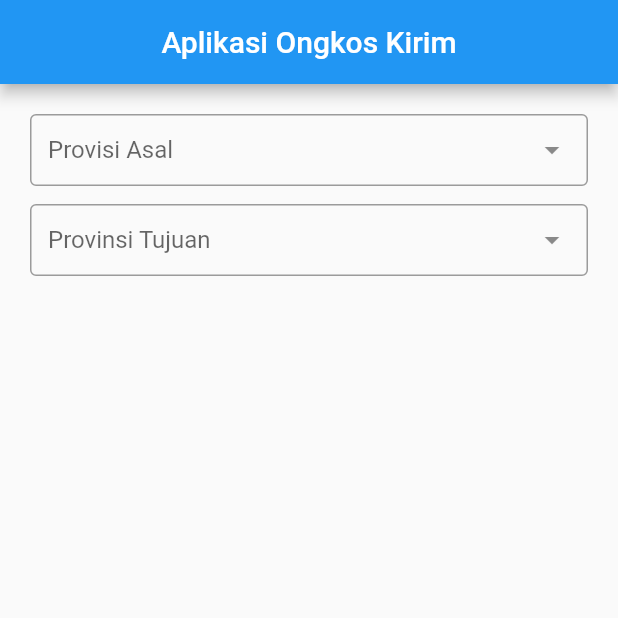
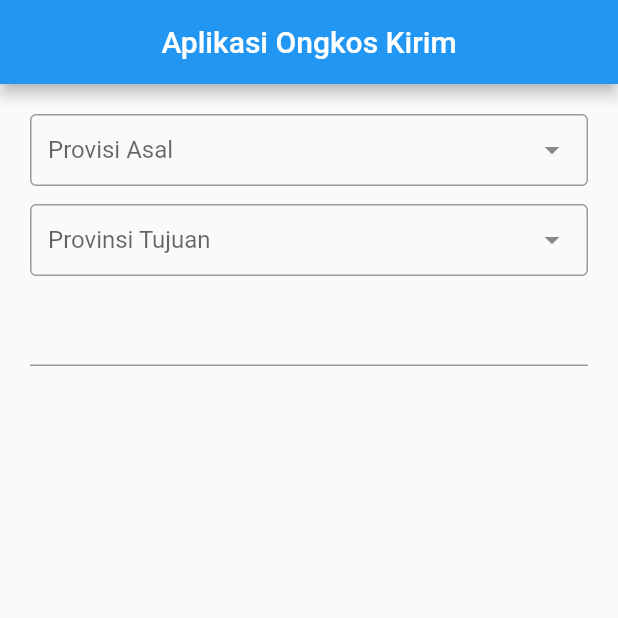
Before and after one commit to aprxty3/ongkir_apps, a Flutter app: the screen it shows after launch, on a phone screen of 412 x 824 dp, the top half of it. Run offline on Flutter 3.47's test engine with Material 2 defaults, Android fonts, the phone set to English and light mode, and no system bars; drawn by our look-alikes of dropdown_search; our stand-ins replace get.

Commit message:
add weight widget

```diff
--- a/lib/app/modules/home/views/home_view.dart
+++ b/lib/app/modules/home/views/home_view.dart
@@ -1,21 +1,15 @@
-import 'dart:convert';
-
-import 'package:dropdown_search/dropdown_search.dart';
 import 'package:flutter/material.dart';
 
 import 'package:get/get.dart';
-import 'package:ongkir_apps/app/modules/home/province_model.dart';
-import 'package:http/http.dart' as http;
 import 'package:ongkir_apps/app/modules/home/views/widget/kota_widget.dart';
 import 'package:ongkir_apps/app/modules/home/views/widget/province_widget.dart';
+import 'package:ongkir_apps/app/modules/home/views/widget/weight_widget.dart';
 
-import '../city_model.dart';
 import '../controllers/home_controller.dart';
 
 class HomeView extends GetView<HomeController> {
   @override
   Widget build(BuildContext context) {
-    final int proveId;
     return Scaffold(
       appBar: AppBar(
         title: Text('Aplikasi Ongkos Kirim'),
@@ -46,6 +40,7 @@ class HomeView extends GetView<HomeController> {
                     type: 'tujuan',
                   );
           }),
+          BeratWidget(),
         ],
       ),
     );
--- /dev/null
+++ b/lib/app/modules/home/views/widget/weight_widget.dart
@@ -0,0 +1,21 @@
+import 'package:flutter/material.dart';
+import 'package:get/get.dart';
+
+import '../../controllers/home_controller.dart';
+
+class BeratWidget extends GetView<HomeController> {
+  const BeratWidget({Key? key}) : super(key: key);
+
+  @override
+  Widget build(BuildContext context) {
+    return Row(
+      children: [
+        Expanded(
+          child: TextFormField(
+            controller: controller.beratC,
+          ),
+        ),
+      ],
+    );
+  }
+}
```
Also changed, not shown: lib/app/modules/home/controllers/home_controller.dart (+17 -0 lines).
